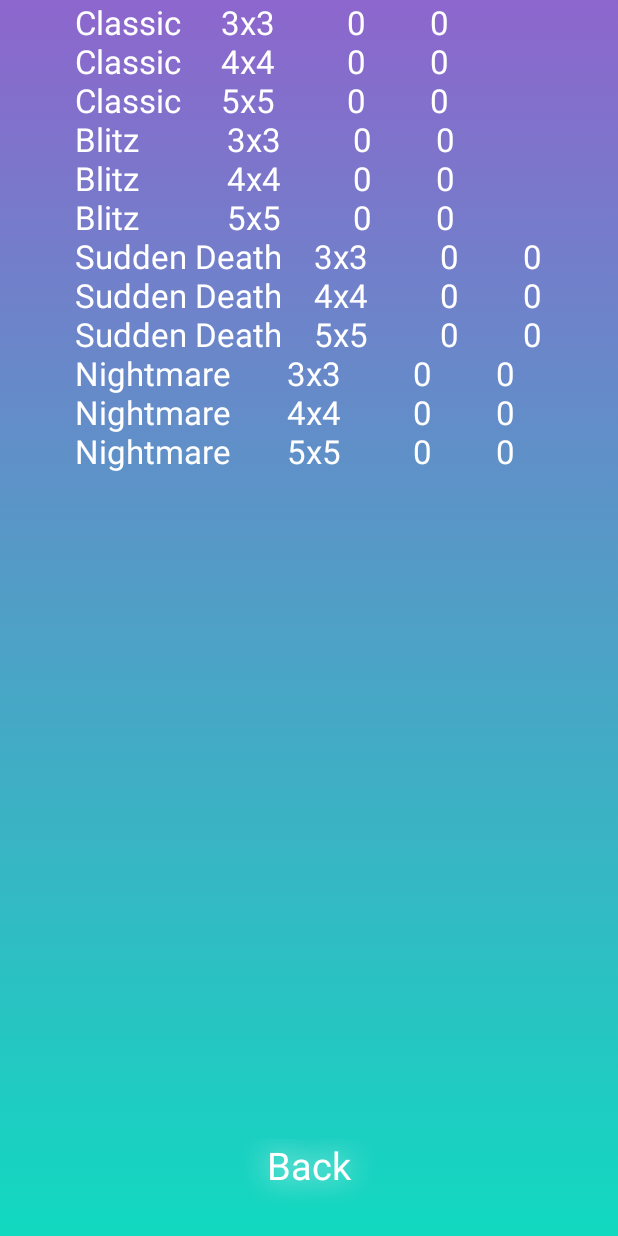
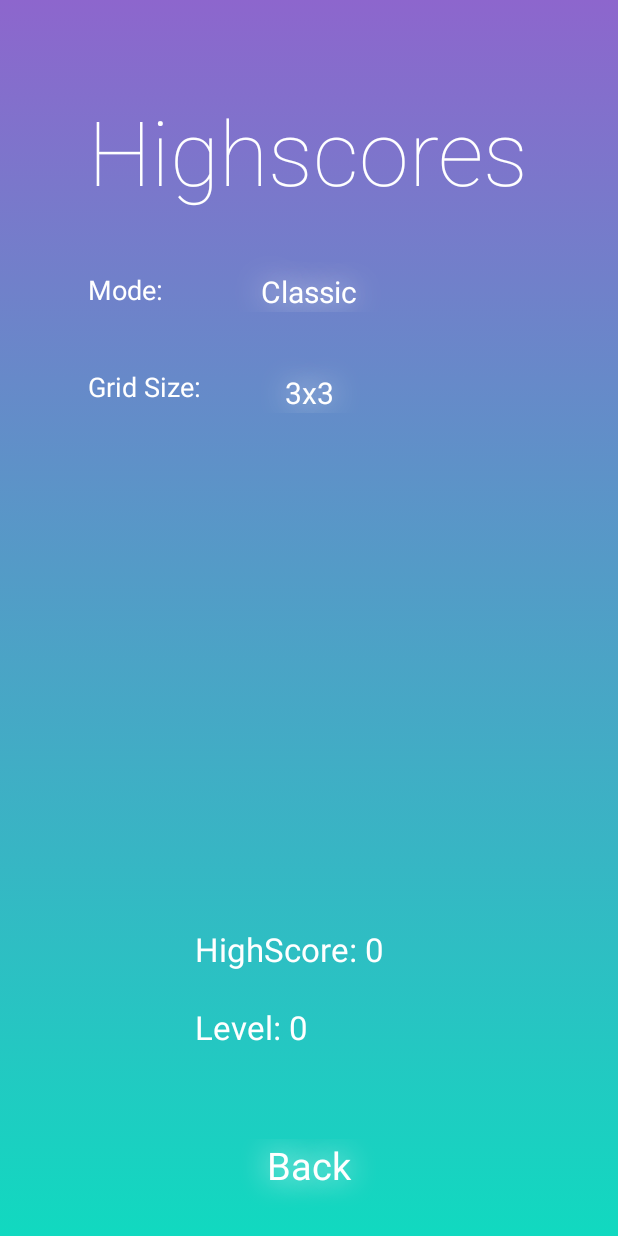
Before and after one commit to DaveDe/SumRun, an Android app: the HighScoreView screen opened directly, with no data from a screen before it, on a phone screen of 412 x 824 dp. Run offline under Robolectric (Android 15) with nearby library versions, the phone set to English and light mode, and no system bars.

Commit message:
updated highscore view

```diff
--- a/app/src/main/java/add/on/dave/sumrun/GameView.java
+++ b/app/src/main/java/add/on/dave/sumrun/GameView.java
@@ -119,7 +119,6 @@ public class GameView extends Activity {
         displayTime = (TextView) findViewById(R.id.time);
         goal = (TextView) findViewById(R.id.goal);
         displayMode = (TextView) findViewById(R.id.displayMode);
-        //help = (Button) findViewById(R.id.help);
         menuButton = (Button) findViewById(R.id.menu_button);
         TextView tv1 = (TextView)findViewById(R.id.tv1);
         TextView tv2 = (TextView)findViewById(R.id.tv2);
--- a/app/src/main/java/add/on/dave/sumrun/HighScoreView.java
+++ b/app/src/main/java/add/on/dave/sumrun/HighScoreView.java
@@ -13,9 +13,14 @@ import com.on.dave.sumrun.R;
 
 public class HighScoreView extends Activity{
 
-    private TextView display;
     private RelativeLayout rl;
+    private Button mode;
+    private Button gridSize;
     private Button back;
+    private TextView displayScore;
+
+    private String currentMode;
+    private String currentGridSize;
 
     private SharedPreferences settings;
 
@@ -26,14 +31,70 @@ public class HighScoreView extends Activity{
         setContentView(R.layout.high_scores);
 
         rl = (RelativeLayout) findViewById(R.id.relativeLayout);
-        display = (TextView) findViewById(R.id.display);
+        mode = (Button) findViewById(R.id.h_mode_button);
+        gridSize = (Button) findViewById(R.id.h_grid_size_button);
         back = (Button) findViewById(R.id.back);
+        displayScore = (TextView) findViewById(R.id.display_high_score);
 
+        mode.getBackground().setAlpha(1);
+        gridSize.getBackground().setAlpha(1);
         back.getBackground().setAlpha(1);
 
         settings = getSharedPreferences(GameView.PREFS_NAME_GAME, 0);
 
-        StaticMethods.changeTheme(rl,getBaseContext());
+        currentMode = settings.getString("mode", "Classic");
+        currentGridSize = settings.getString("gridSize", "3x3");
+
+        mode.setText(currentMode);
+        gridSize.setText(currentGridSize);
+
+        updateScoreDisplay();
+
+        StaticMethods.changeTheme(rl, getBaseContext());
+
+        mode.setOnClickListener(new View.OnClickListener() {
+            @Override
+            public void onClick(View v) {
+                if (currentMode.equals("Classic")) {
+                    currentMode = "Blitz";
+                } else if (currentMode.equals("Blitz")) {
+                    currentMode = "Sudden Death";
+                } else if (currentMode.equals("Sudden Death")) {
+                    currentMode = "Nightmare";
+                } else if (currentMode.equals("Nightmare")) {
+                    currentMode = "Classic";
+                }
+                mode.setText(currentMode);
+                updateScoreDisplay();
+            }
+        });
+
+        gridSize.setOnClickListener(new View.OnClickListener() {
+            @Override
+            public void onClick(View v) {
+                if (currentGridSize.equals("3x3")) {
+                    currentGridSize = "4x4";
+                } else if (currentGridSize.equals("4x4")) {
+                    currentGridSize = "5x5";
+                } else if (currentGridSize.equals("5x5")) {
+                    currentGridSize = "3x3";
+                }
+                gridSize.setText(currentGridSize);
+                updateScoreDisplay();
+            }
+        });
+
+        back.setOnClickListener(new View.OnClickListener() {
+            @Override
+            public void onClick(View v) {
+                Intent i = new Intent(getBaseContext(),Menu.class);
+                startActivity(i);
+            }
+        });
+
+    }
+
+    private void updateScoreDisplay(){
 
         int classic3Score = settings.getInt("highScore_Classic_3x3", 0);
         int classic4Score = settings.getInt("highScore_Classic_4x4",0);
@@ -61,28 +122,31 @@ public class HighScoreView extends Activity{
         int nightmare4Level = settings.getInt("highLevel_Nightmare_4x4",0);
         int nightmare5Level = settings.getInt("highLevel_Nightmare_5x5",0);
 
-        display.setText(
-                "Classic     3x3         "+classic3Score+"        "+classic3Level + "\n" +
-                "Classic     4x4         "+classic4Score+"        "+classic4Level + "\n" +
-                "Classic     5x5         "+classic5Score+"        "+classic5Level + "\n" +
-                "Blitz           3x3         "+blitz3Score+"        "+blitz3Level + "\n" +
-                        "Blitz           4x4         "+blitz4Score+"        "+blitz4Level + "\n" +
-                        "Blitz           5x5         "+blitz5Score+"        "+blitz5Level + "\n" +
-                        "Sudden Death    3x3         "+suddenDeath3Score+"        "+suddenDeath3Level + "\n" +
-                        "Sudden Death    4x4         "+suddenDeath4Score + "        " + suddenDeath4Level + "\n" +
-                        "Sudden Death    5x5         "+suddenDeath5Score + "        " + suddenDeath5Level + "\n" +
-                        "Nightmare       3x3         "+nightmare3Score + "        " + nightmare3Level + "\n" +
-                        "Nightmare       4x4         "+nightmare4Score + "        " + nightmare4Level + "\n" +
-                        "Nightmare       5x5         "+nightmare5Score + "        " + nightmare5Level + "\n" );
-
-        back.setOnClickListener(new View.OnClickListener() {
-            @Override
-            public void onClick(View v) {
-                Intent i = new Intent(getBaseContext(),Menu.class);
-                startActivity(i);
-            }
-        });
-
+        if(currentMode.equals("Classic") && currentGridSize.equals("3x3")){
+            displayScore.setText("HighScore: "+classic3Score+"\n\nLevel: "+classic3Level);
+        }else if(currentMode.equals("Classic") && currentGridSize.equals("4x4")){
+            displayScore.setText("HighScore: "+classic4Score+"\n\nLevel: "+classic4Level);
+        }else if(currentMode.equals("Classic") && currentGridSize.equals("5x5")){
+            displayScore.setText("HighScore: "+classic5Score+"\n\nLevel: "+classic5Level);
+        }else if(currentMode.equals("Blitz") && currentGridSize.equals("3x3")){
+            displayScore.setText("HighScore: "+blitz3Score+"\n\nLevel: "+blitz3Level);
+        }else if(currentMode.equals("Blitz") && currentGridSize.equals("4x4")){
+            displayScore.setText("HighScore: "+blitz4Score+"\n\nLevel: "+blitz4Level);
+        }else if(currentMode.equals("Blitz") && currentGridSize.equals("5x5")){
+            displayScore.setText("HighScore: "+blitz5Score+"\n\nLevel: "+blitz5Level);
+        }else if(currentMode.equals("Sudden Death") && currentGridSize.equals("3x3")){
+            displayScore.setText("HighScore: "+suddenDeath3Score+"\n\nLevel: "+suddenDeath3Level);
+        }else if(currentMode.equals("Sudden Death") && currentGridSize.equals("4x4")){
+            displayScore.setText("HighScore: "+suddenDeath4Score+"\n\nLevel: "+suddenDeath4Level);
+        }else if(currentMode.equals("Sudden Death") && currentGridSize.equals("5x5")){
+            displayScore.setText("HighScore: "+suddenDeath5Score+"\n\nLevel: "+suddenDeath5Level);
+        }else if(currentMode.equals("Nightmare") && currentGridSize.equals("3x3")){
+            displayScore.setText("HighScore: "+nightmare3Score+"\n\nLevel: "+nightmare3Level);
+        }else if(currentMode.equals("Nightmare") && currentGridSize.equals("4x4")){
+            displayScore.setText("HighScore: "+nightmare4Score+"\n\nLevel: "+nightmare4Level);
+        }else if(currentMode.equals("Nightmare") && currentGridSize.equals("5x5")){
+            displayScore.setText("HighScore: "+nightmare5Score+"\n\nLevel: "+nightmare5Level);
+        }
     }
 
 }
--- a/app/src/main/res/layout/high_scores.xml
+++ b/app/src/main/res/layout/high_scores.xml
@@ -8,10 +8,80 @@
         android:layout_width="wrap_content"
         android:layout_height="wrap_content"
         android:textAppearance="?android:attr/textAppearanceLarge"
-        android:text=""
-        android:id="@+id/display"
+        android:text="Highscores"
+        android:fontFamily="sans-serif-thin"
+        android:textSize="60dp"
+        android:textColor="@color/white"
+        android:id="@+id/highScores_label"
         android:layout_alignParentTop="true"
-        android:layout_centerHorizontal="true" />
+        android:layout_centerHorizontal="true"
+        android:paddingTop="60dp"/>
+
+    <TextView
+        android:layout_width="wrap_content"
+        android:layout_height="wrap_content"
+        android:textAppearance="?android:attr/textAppearanceMedium"
+        android:text="Mode: "
+        android:id="@+id/h_mode_label"
+        android:textColor="@color/white"
+        android:layout_below="@+id/highScores_label"
+        android:layout_alignLeft="@+id/highScores_label"
+        android:paddingTop="40dp"/>
+
+    <TextView
+        android:layout_width="wrap_content"
+        android:layout_height="wrap_content"
+        android:textAppearance="?android:attr/textAppearanceMedium"
+        android:text="Grid Size: "
+        android:id="@+id/h_grid_size_label"
+        android:textColor="@color/white"
+        android:layout_below="@+id/h_mode_label"
+        android:layout_alignLeft="@+id/h_mode_label"
+        android:paddingTop="40dp"/>
+
+    <Button
+        android:layout_width="wrap_content"
+        android:layout_height="wrap_content"
+        android:id="@+id/h_mode_button"
+        android:layout_below="@+id/highScores_label"
+        android:layout_alignLeft="@+id/back"
+        android:layout_alignStart="@+id/back"
+        android:paddingTop="40dp"
+
+        android:textColor="#FFFFFF"
+        android:textSize="20sp"
+        android:background="@drawable/button_enabled"
+        android:shadowColor="#FFFFFF"
+        android:shadowDx="0"
+        android:shadowDy="0"
+        android:shadowRadius="25"/>
+
+    <Button
+        android:layout_width="wrap_content"
+        android:layout_height="wrap_content"
+        android:id="@+id/h_grid_size_button"
+        android:layout_below="@+id/h_mode_button"
+        android:layout_alignLeft="@+id/h_mode_button"
+        android:layout_alignStart="@+id/h_mode_button"
+        android:paddingTop="40dp"
+
+        android:textColor="#FFFFFF"
+        android:textSize="20sp"
+        android:background="@drawable/button_enabled"
+        android:shadowColor="#FFFFFF"
+        android:shadowDx="0"
+        android:shadowDy="0"
+        android:shadowRadius="25"/>
+
+    <TextView
+        android:layout_width="wrap_content"
+        android:layout_height="wrap_content"
+        android:textAppearance="?android:attr/textAppearanceLarge"
+        android:id="@+id/display_high_score"
+        android:layout_above="@+id/back"
+        android:layout_alignRight="@+id/back"
+        android:layout_alignEnd="@+id/back"
+        android:paddingBottom="60dp"/>
 
     <Button
         android:layout_width="wrap_content"
```
Also changed, not shown: app/src/main/res/layout/menu.xml (+16 -13 lines).
